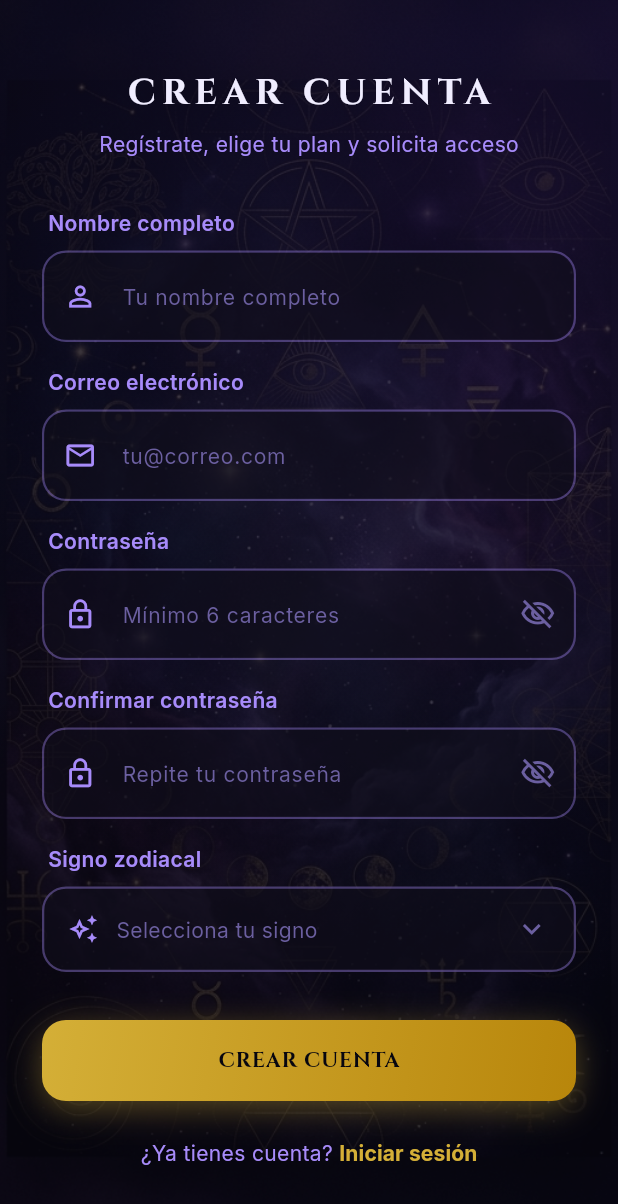
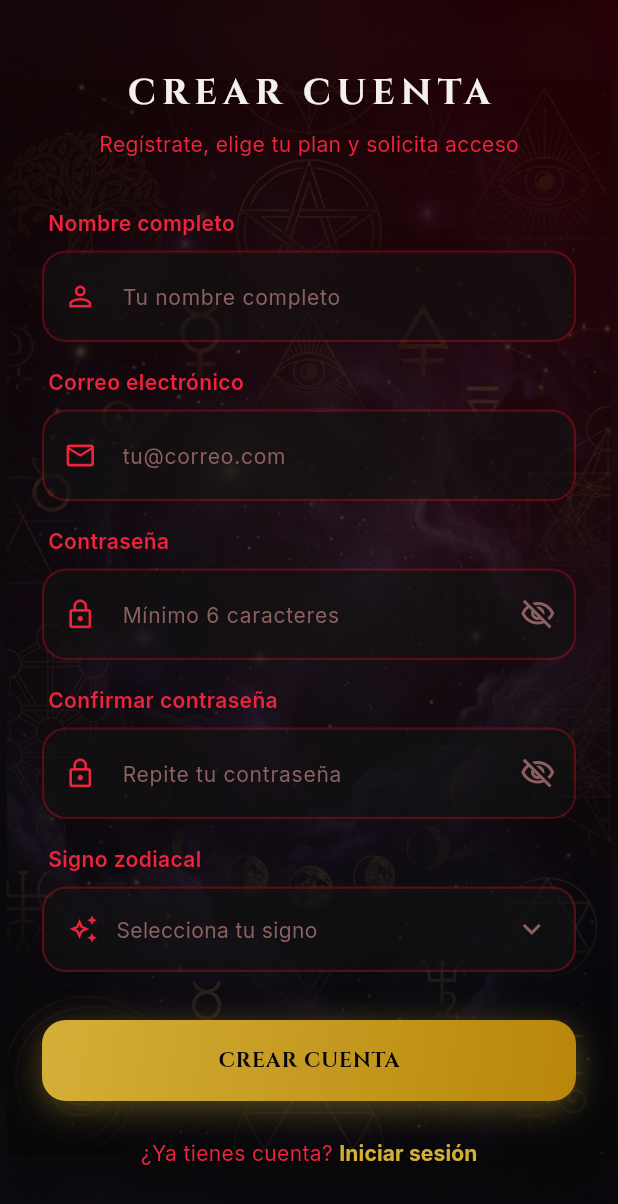
Before and after one commit to juanemadrid/la_fuerza_del_ocultismo, a Flutter app: the screen it shows after launch, after a tap on "CREAR CUENTA", on a phone screen of 412 x 824 dp. Shown: the top 1204 px of the screen. Run offline on Flutter 3.47's test engine with Material 3 defaults, Android fonts, the phone set to English and light mode, and no system bars; our stand-ins replace cloud_firestore, email_validator, firebase_auth, firebase_core, firebase_storage, google_fonts and 2 more; missing offline and left inert: flutter_pdfview; accounts and stored records are empty; network calls fail.

Commit message:
feat: cambiar colores primarios a negro y rojo

```diff
--- a/lib/screens/admin/admin_dashboard.dart
+++ b/lib/screens/admin/admin_dashboard.dart
@@ -111,7 +111,7 @@ class _AdminDashboardState extends State<AdminDashboard> {
                         title: 'Contenido',
                         subtitle: 'Rituales, tarot y guías',
                         value: '4 áreas',
-                        color: Colors.deepPurpleAccent,
+                        color: Color(0xFFEF233C),
                         onTap: () => _showContentSheet(context),
                       ),
                       _QuickActionCard(
@@ -158,7 +158,7 @@ class _AdminDashboardState extends State<AdminDashboard> {
                         title: 'Gestión de contenido',
                         subtitle: 'Cursos, rituales, artículos y guías PDF',
                         badge: 'Contenido',
-                        color: Colors.purpleAccent,
+                        color: Color(0xFFC0121C),
                         onTap: () => _showContentSheet(context),
                       ),
                       _ManagementTile(
@@ -166,7 +166,7 @@ class _AdminDashboardState extends State<AdminDashboard> {
                         title: 'Notificaciones',
                         subtitle: 'Preparado para envíos a usuarios',
                         badge: 'Vista previa',
-                        color: Colors.blueAccent,
+                        color: Color(0xFFB71C1C),
                         onTap: () => _showComingSoon(context, 'Notificaciones'),
                       ),
                       _ManagementTile(
@@ -174,7 +174,7 @@ class _AdminDashboardState extends State<AdminDashboard> {
                         title: 'Configuración general',
                         subtitle: 'WhatsApp, anuncios y ajustes de la app',
                         badge: 'Ajustes',
-                        color: Colors.blueGrey,
+                        color: Color(0xFF8D0000),
                         onTap: () => _open(context, const ManageConfig()),
                       ),
                     ]),
--- a/lib/screens/tarot_screen.dart
+++ b/lib/screens/tarot_screen.dart
@@ -25,7 +25,7 @@ class _TarotScreenState extends State<TarotScreen> {
       'titulo': 'Pasado',
       'descripcion': 'Descubre eventos que te han marcado',
       'icon': Icons.history_edu_rounded,
-      'color': const Color(0xFFA78BFA),
+      'color': AppColors.primary,
     },
     {
       'valor': 'presente',
@@ -564,7 +564,7 @@ class _TarotCardFlipWidgetState extends State<_TarotCardFlipWidget>
         gradient: const LinearGradient(
           begin: Alignment.topLeft,
           end: Alignment.bottomRight,
-          colors: [Color(0xFF1E1040), Color(0xFF0F0820), Color(0xFF07060F)],
+          colors: [Color(0xFF1A0000), Color(0xFF0D0000), Color(0xFF080808)],
         ),
         border:
             Border.all(color: AppColors.gold.withOpacity(0.38), width: 1.5),
@@ -666,7 +666,7 @@ class _TarotCardFlipWidgetState extends State<_TarotCardFlipWidget>
         gradient: const LinearGradient(
           begin: Alignment.topLeft,
           end: Alignment.bottomRight,
-          colors: [Color(0xFF1E1040), Color(0xFF0F0D1A)],
+          colors: [Color(0xFF1A0000), Color(0xFF111111)],
         ),
         border: Border.all(color: AppColors.gold.withOpacity(0.5), width: 1.5),
         boxShadow: [
--- a/lib/theme/app_theme.dart
+++ b/lib/theme/app_theme.dart
@@ -6,14 +6,14 @@ import 'package:google_fonts/google_fonts.dart';
 // ─────────────────────────────────────────────
 class AppColors {
   // Backgrounds
-  static const bgBase     = Color(0xFF07060F);
-  static const bgSurface  = Color(0xFF0F0D1A);
-  static const bgElevated = Color(0xFF1A1630);
+  static const bgBase     = Color(0xFF080808);
+  static const bgSurface  = Color(0xFF111111);
+  static const bgElevated = Color(0xFF1C1C1C);
 
-  // Primary — Mystical Violet
-  static const primary      = Color(0xFF7C3AED);
-  static const primaryLight = Color(0xFFA78BFA);
-  static const primaryDark  = Color(0xFF5B21B6);
+  // Primary — Black & Blood Red
+  static const primary      = Color(0xFFC0121C);
+  static const primaryLight = Color(0xFFEF233C);
+  static const primaryDark  = Color(0xFF7A0000);
 
   // Gold accent
   static const gold      = Color(0xFFD4AF37);
@@ -27,14 +27,14 @@ class AppColors {
   static const teal = Color(0xFF34D399);
 
   // Text
-  static const textPrimary   = Color(0xFFF0EDFF);
-  static const textSecondary = Color(0xFFA78BFA);
-  static const textMuted     = Color(0xFF6B5FA0);
+  static const textPrimary   = Color(0xFFF5F0F0);
+  static const textSecondary = Color(0xFFEF233C);
+  static const textMuted     = Color(0xFF8A6060);
 
   // Borders
-  static const borderSubtle  = Color(0x1FA78BFA);
+  static const borderSubtle  = Color(0x1FEF233C);
   static const borderGold    = Color(0x40D4AF37);
-  static const borderPrimary = Color(0x60A78BFA);
+  static const borderPrimary = Color(0x60C0121C);
 }
 
 // ─────────────────────────────────────────────
@@ -44,19 +44,19 @@ class AppGradients {
   static const backgroundRadial = RadialGradient(
     center: Alignment.topRight,
     radius: 1.6,
-    colors: [Color(0xFF150F2E), AppColors.bgBase],
+    colors: [Color(0xFF2A0000), AppColors.bgBase],
   );
 
   static const heroCard = LinearGradient(
     begin: Alignment.topLeft,
     end: Alignment.bottomRight,
-    colors: [Color(0xFF1E1040), Color(0xFF0F0D1A), Color(0xFF0A0820)],
+    colors: [Color(0xFF1A0000), Color(0xFF111111), Color(0xFF080808)],
   );
 
   static const primaryButton = LinearGradient(
     begin: Alignment.topLeft,
     end: Alignment.bottomRight,
-    colors: [Color(0xFF8B5CF6), Color(0xFF5B21B6)],
+    colors: [Color(0xFFEF233C), Color(0xFF7A0000)],
   );
 
   static const goldButton = LinearGradient(
@@ -65,16 +65,16 @@ class AppGradients {
     colors: [Color(0xFFD4AF37), Color(0xFFB8860B)],
   );
 
-  // Service card gradients — unified dark palette, subtle hue variation
+  // Service card gradients — dark black/red palette
   static const tarotCard = LinearGradient(
     begin: Alignment.topLeft,
     end: Alignment.bottomRight,
-    colors: [Color(0xFF2E1065), Color(0xFF1A0F3E)],
+    colors: [Color(0xFF2A0A0A), Color(0xFF140404)],
   );
   static const horoscopoCard = LinearGradient(
     begin: Alignment.topLeft,
     end: Alignment.bottomRight,
-    colors: [Color(0xFF1E1B4B), Color(0xFF0F0E28)],
+    colors: [Color(0xFF1A0000), Color(0xFF0D0000)],
   );
   static const limpiezasCard = LinearGradient(
     begin: Alignment.topLeft,
@@ -84,12 +84,12 @@ class AppGradients {
   static const ritualesCard = LinearGradient(
     begin: Alignment.topLeft,
     end: Alignment.bottomRight,
-    colors: [Color(0xFF4A0E0E), Color(0xFF1F0606)],
+    colors: [Color(0xFF5C0000), Color(0xFF2A0000)],
   );
 
   // Progress bar gradients
   static const loveBar = LinearGradient(
-    colors: [Color(0xFFEC4899), Color(0xFF9B1C1C)],
+    colors: [Color(0xFFEF233C), Color(0xFF7A0000)],
   );
   static const friendshipBar = LinearGradient(
     colors: [Color(0xFF34D399), Color(0xFF065F46)],
@@ -164,6 +164,7 @@ class AppTheme {
         secondary: AppColors.gold,
         surface: AppColors.bgSurface,
         background: AppColors.bgBase,
+        error: AppColors.primaryLight,
       ),
       appBarTheme: AppBarTheme(
         backgroundColor: AppColors.bgBase,
@@ -173,7 +174,7 @@ class AppTheme {
         titleTextStyle: GoogleFonts.cinzel(
           color: AppColors.textPrimary,
           fontSize: 16,
-          fontWeight: FontWeight.w600,
+          fontWeight: FontWeight.w700,
           letterSpacing: 2.5,
         ),
       ),
```
